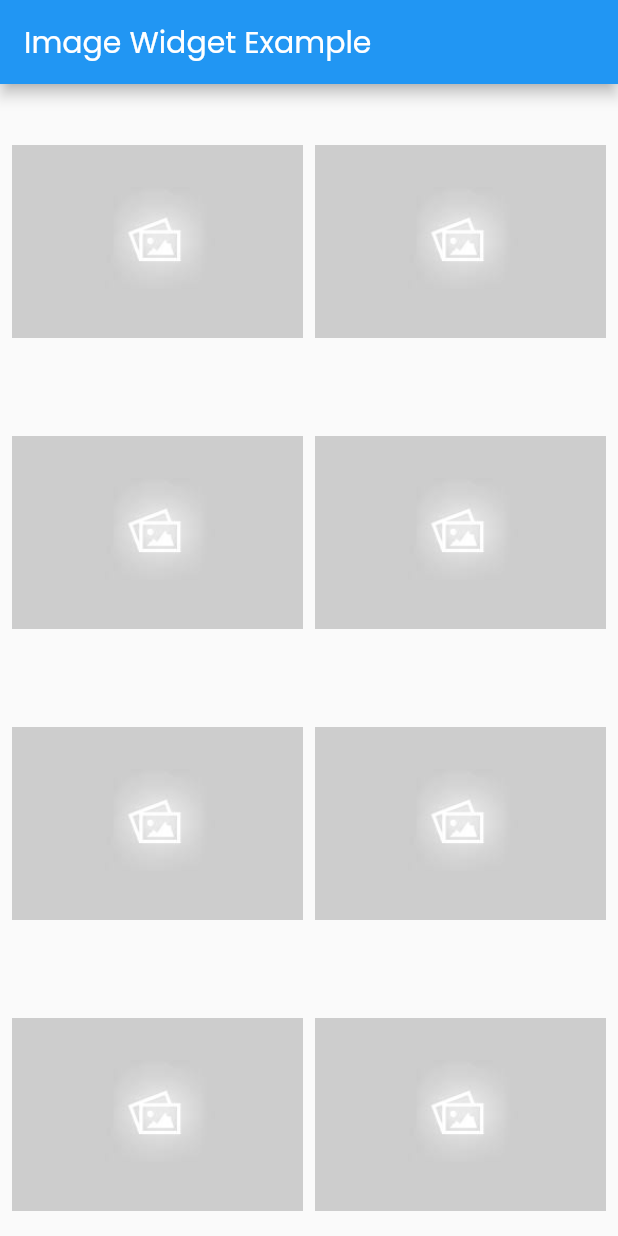
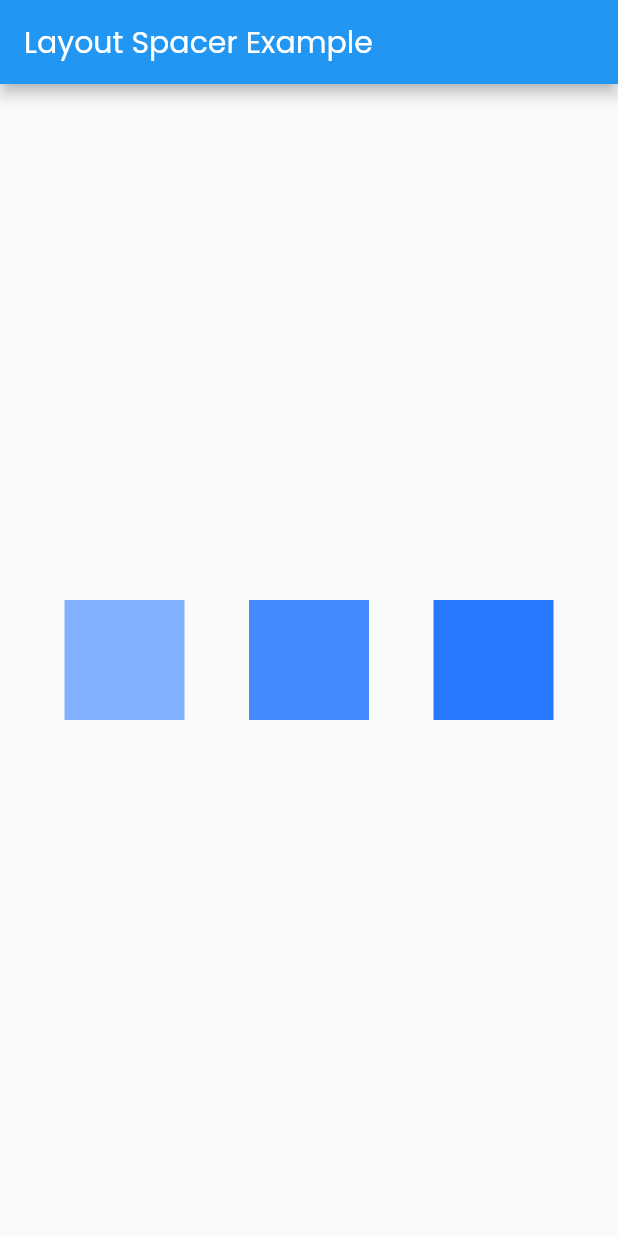
Before and after one commit to andika-andriana/flutter-fundamental, a Flutter app: the screen it shows after launch, on a phone screen of 412 x 824 dp. Run offline on Flutter 3.47's test engine with Material 2 defaults, Android fonts, the phone set to English and light mode, and no system bars.

Commit message:
+ Layout Spacer Example

```diff
--- a/lib/main.dart
+++ b/lib/main.dart
@@ -5,17 +5,56 @@ void main() {
   runApp(const MyApp());
 }
 
-class MyApp extends StatefulWidget {
+class MyApp extends StatelessWidget {
   const MyApp({super.key});
 
   @override
-  State<MyApp> createState() => _MyAppState();
+  Widget build(BuildContext context) {
+    return MaterialApp(
+      home: Scaffold(
+        appBar: AppBar(
+          title: const Text(
+            "Layout Spacer Example",
+            style: TextStyle(fontFamily: "Poppins"),
+          ),
+        ),
+        body: Center(
+            child: Row(
+          mainAxisAlignment: MainAxisAlignment.spaceEvenly,
+          children: [
+            Container(
+              width: 80,
+              height: 80,
+              color: Colors.blueAccent.shade100,
+            ),
+            Container(
+              width: 80,
+              height: 80,
+              color: Colors.blueAccent.shade200,
+            ),
+            Container(
+              width: 80,
+              height: 80,
+              color: Colors.blueAccent.shade400,
+            )
+          ],
+        )),
+      ),
+    );
+  }
 }
 
-class _MyAppState extends State<MyApp> {
+class ImageWidgetExample extends StatefulWidget {
+  const ImageWidgetExample({super.key});
+
+  @override
+  State<ImageWidgetExample> createState() => _ImageWidgetExampleState();
+}
+
+class _ImageWidgetExampleState extends State<ImageWidgetExample> {
   List<Widget> lists = [];
 
-  _MyAppState() {
+  _ImageWidgetExampleState() {
     for (var i = 0; i < 12; i++) {
       // ASSETS IMAGES
       lists.add(const SizedBox(
```
